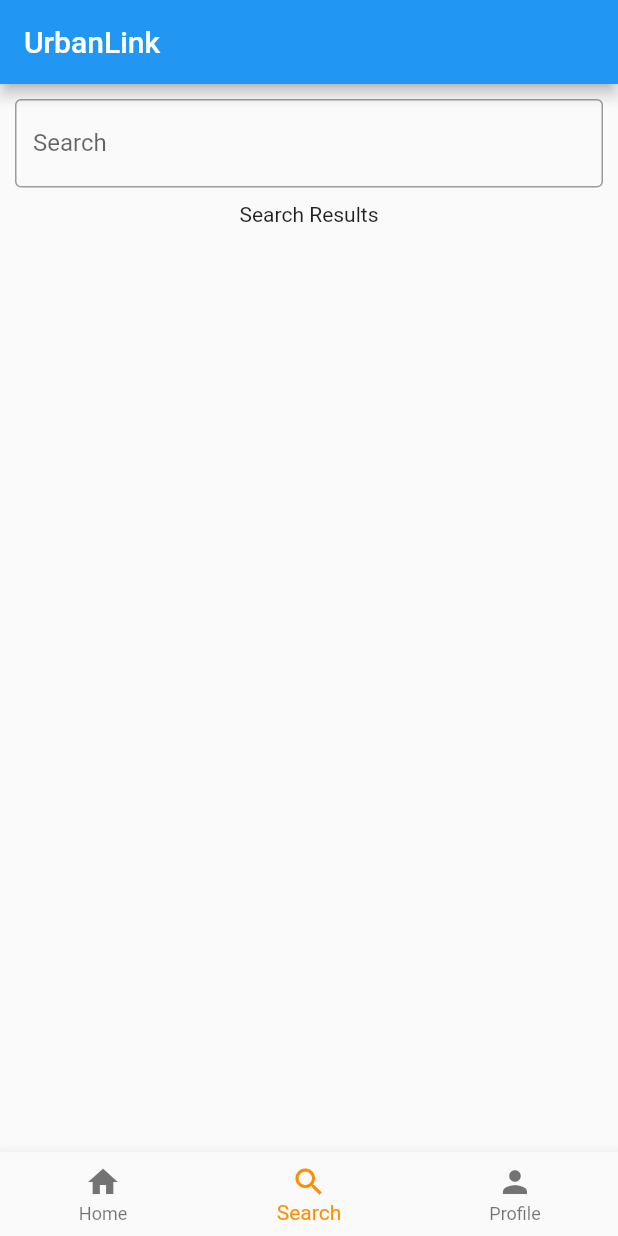
After one commit to HongikB612/UrbanLink, a Flutter app: the screen it shows after launch, item 2 of the bottom bar chosen, on a phone screen of 412 x 824 dp. The commit adds this screen. Run offline on Flutter 3.47's test engine with Material 2 defaults, Android fonts, the phone set to English and light mode, and no system bars.

Commit message:
Add homepage add mappage, profilepage, searchpage but not implemented Tested, but not working

```diff
--- a/lib/pages/homepage.dart
+++ b/lib/pages/homepage.dart
@@ -1,4 +1,7 @@
 import 'package:flutter/material.dart';
+import 'package:urbanlink_project/pages/mappage.dart';
+import 'package:urbanlink_project/pages/profilepage.dart';
+import 'package:urbanlink_project/pages/searchpage.dart';
 
 class HomePage extends StatefulWidget {
   const HomePage({super.key});
@@ -8,6 +11,20 @@ class HomePage extends StatefulWidget {
 }
 
 class _HomePageState extends State<HomePage> {
+  int _selectedIndex = 0;
+
+  static const pages = [
+    MapPage(),
+    SearchPage(),
+    ProfilePage(),
+  ];
+
+  void _onItemTapped(int index) {
+    setState(() {
+      _selectedIndex = index;
+    });
+  }
+
   @override
   Widget build(BuildContext context) {
     return Scaffold(
@@ -15,24 +32,29 @@ class _HomePageState extends State<HomePage> {
           title: const Text('UrbanLink'),
         ),
         body: Center(
-        child: Column(
-          children: const [
-            // search bar
-            Padding(
-              padding: EdgeInsets.all(10.0),
-              child: TextField(
-                decoration: InputDecoration(
-                  border: OutlineInputBorder(),
-                  labelText: 'Search',
+          child: pages.elementAt(_selectedIndex),
         ),
+        bottomNavigationBar: BottomNavigationBar(
+          items: const <BottomNavigationBarItem>[
+            BottomNavigationBarItem(
+              icon: Icon(Icons.home),
+              label: 'Home',
+              backgroundColor: Colors.blue,
             ),
+            BottomNavigationBarItem(
+              icon: Icon(Icons.search),
+              label: 'Search',
+              backgroundColor: Colors.green,
             ),
-            Image(
-              image: AssetImage('assets/images/GoogleMapTA.jpeg')
+            BottomNavigationBarItem(
+              icon: Icon(Icons.person),
+              label: 'Profile',
+              backgroundColor: Colors.pink,
             ),
           ],
-        )
-        ),
-      );
+          currentIndex: _selectedIndex,
+          selectedItemColor: Colors.amber[800],
+          onTap: _onItemTapped,
+        ));
   }
 }
--- /dev/null
+++ b/lib/pages/searchpage.dart
@@ -0,0 +1,26 @@
+import 'package:flutter/material.dart';
+
+class SearchPage extends StatelessWidget {
+  const SearchPage({super.key});
+
+  @override
+  Widget build(BuildContext context) {
+    return Center(
+        child: Column(
+      children: const [
+        // search bar
+        Padding(
+          padding: EdgeInsets.all(10.0),
+          child: TextField(
+            decoration: InputDecoration(
+              border: OutlineInputBorder(),
+              labelText: 'Search',
+            ),
+          ),
+        ),
+        // list of results
+        Text('Search Results'),
+      ],
+    ));
+  }
+}
```
Also changed, not shown: lib/main.dart (+1 -48 lines), lib/pages/mappage.dart (added, +27 -0 lines), lib/pages/profilepage.dart (added, +19 -0 lines), pubspec.lock. Lines whose indentation alone changed are shown as unchanged.
